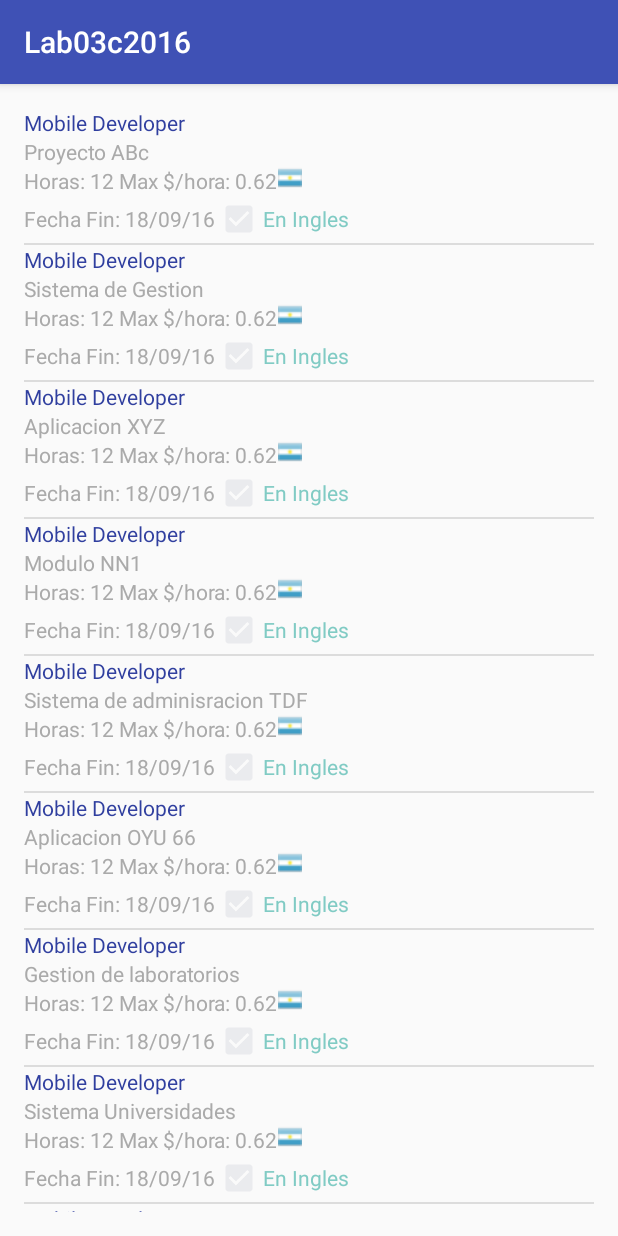
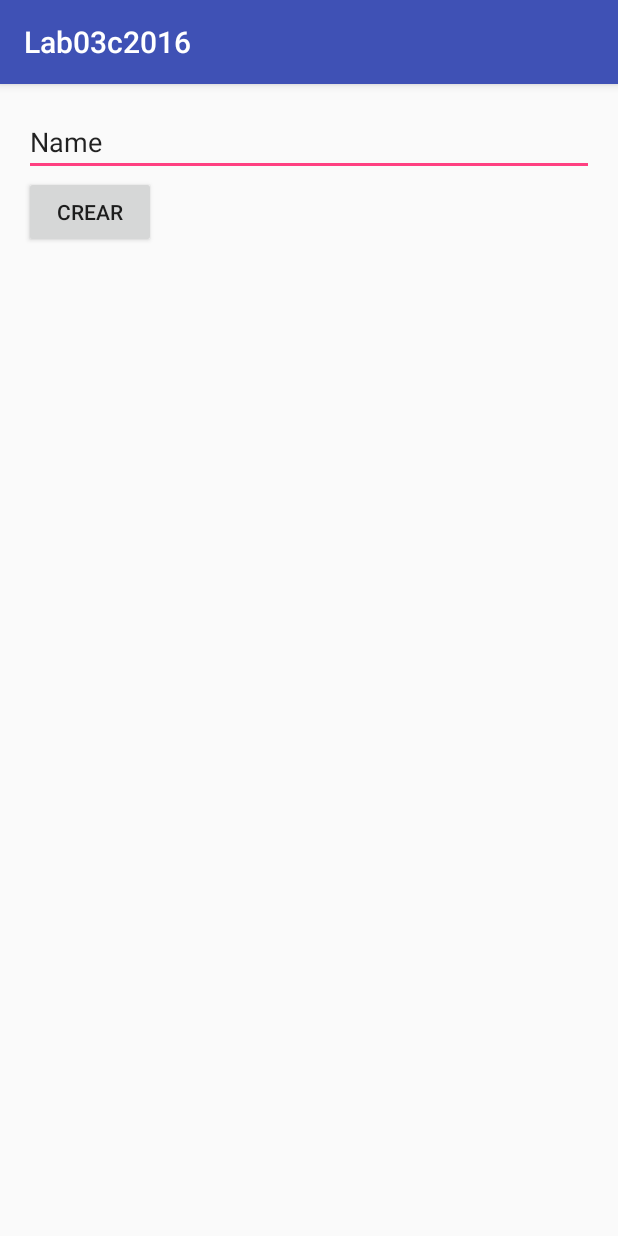
Before and after one commit to antico5/tp_3_dam, an Android app: the screen it shows after launch (MainActivity before the commit, AltaTrabajo after it), on a phone screen of 412 x 824 dp. Run offline under Robolectric (Android 15) with nearby library versions, the phone set to English and light mode, and no system bars.

Commit message:
Agregada segunda actividad.

```diff
--- a/app/src/main/AndroidManifest.xml
+++ b/app/src/main/AndroidManifest.xml
@@ -15,6 +15,7 @@
                 <category android:name="android.intent.category.LAUNCHER" />
             </intent-filter>
         </activity>
+        <activity android:name=".AltaTrabajo"></activity>
     </application>
 
 </manifest>
--- /dev/null
+++ b/app/src/main/java/ar/edu/utn/frsf/andini_fpaz/lab03c2016/AltaTrabajo.java
@@ -0,0 +1,31 @@
+package ar.edu.utn.frsf.andini_fpaz.lab03c2016;
+
+import android.app.Activity;
+import android.content.Intent;
+import android.support.v7.app.AppCompatActivity;
+import android.os.Bundle;
+import android.view.View;
+import android.widget.Button;
+import android.widget.EditText;
+import android.widget.TextView;
+
+public class AltaTrabajo extends AppCompatActivity {
+
+    @Override
+    protected void onCreate(Bundle savedInstanceState) {
+        super.onCreate(savedInstanceState);
+        setContentView(R.layout.activity_alta_trabajo);
+        Button btnCreate = (Button)findViewById(R.id.alta);
+        btnCreate.setOnClickListener(new View.OnClickListener() {
+            @Override
+            public void onClick(View v) {
+                EditText tv = (EditText) findViewById(R.id.descripcion);
+                Trabajo trabajo = new Trabajo(20, tv.getText().toString());
+                Intent returnIntent = new Intent();
+                returnIntent.putExtra("trabajo",trabajo);
+                setResult(Activity.RESULT_OK,returnIntent);
+                finish();
+            }
+        });
+    }
+}
--- a/app/src/main/java/ar/edu/utn/frsf/andini_fpaz/lab03c2016/MainActivity.java
+++ b/app/src/main/java/ar/edu/utn/frsf/andini_fpaz/lab03c2016/MainActivity.java
@@ -2,6 +2,8 @@ package ar.edu.utn.frsf.andini_fpaz.lab03c2016;
 
 import android.content.Context;
 import java.text.DecimalFormat;
+
+import android.content.Intent;
 import android.support.v7.app.AppCompatActivity;
 import android.os.Bundle;
 import android.view.LayoutInflater;
@@ -96,7 +98,15 @@ public class MainActivity extends AppCompatActivity {
                 return true;
             }
         });
+        Intent i = new Intent(this, AltaTrabajo.class);
+        startActivityForResult(i,0);
 
+    }
+
+    @Override
+    protected void onActivityResult(int requestCode, int resultCode, Intent data) {
+        Trabajo trabajo = (Trabajo) data.getSerializableExtra("trabajo");
+        toast(trabajo.getDescripcion());
     }
 
     private void toast(String mensaje){
--- /dev/null
+++ b/app/src/main/res/layout/activity_alta_trabajo.xml
@@ -0,0 +1,31 @@
+<?xml version="1.0" encoding="utf-8"?>
+<RelativeLayout xmlns:android="http://schemas.android.com/apk/res/android"
+    xmlns:tools="http://schemas.android.com/tools"
+    android:id="@+id/activity_alta_trabajo"
+    android:layout_width="match_parent"
+    android:layout_height="match_parent"
+    android:paddingBottom="@dimen/activity_vertical_margin"
+    android:paddingLeft="@dimen/activity_horizontal_margin"
+    android:paddingRight="@dimen/activity_horizontal_margin"
+    android:paddingTop="@dimen/activity_vertical_margin"
+    tools:context="ar.edu.utn.frsf.andini_fpaz.lab03c2016.AltaTrabajo">
+
+    <EditText
+        android:layout_width="wrap_content"
+        android:layout_height="wrap_content"
+        android:inputType="textPersonName"
+        android:text="Name"
+        android:ems="10"
+        android:layout_alignParentTop="true"
+        android:id="@+id/descripcion"
+        android:layout_alignParentEnd="true"
+        android:layout_alignParentStart="true" />
+
+    <Button
+        android:text="Crear"
+        android:layout_width="wrap_content"
+        android:layout_height="wrap_content"
+        android:layout_below="@+id/descripcion"
+        android:layout_alignParentStart="true"
+        android:id="@+id/alta" />
+</RelativeLayout>
```
Also changed, not shown: app/src/main/res/values-v21/styles.xml (added, +9 -0 lines).
